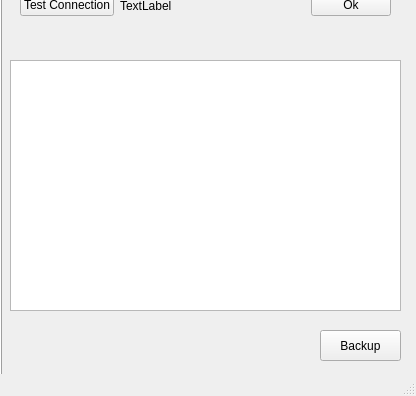
First picture: the form in ui/mainWindow.ui, repository desxedada/SQLGDriveBackup, before the edit; both pictures show x 0 to 416 and y 319 to 715 of the 416 by 715 pixel window.
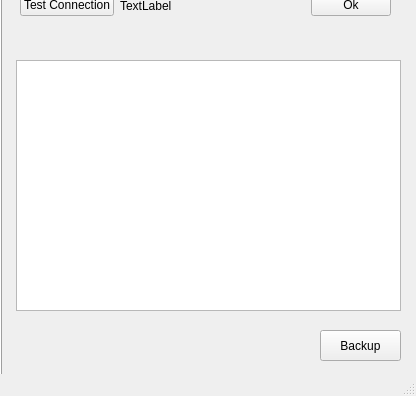
Second picture: the form after the edit.

Commit message: Item Checkbox is done

```diff
--- a/ui/mainWindow.ui
+++ b/ui/mainWindow.ui
@@ -233,8 +233,8 @@
       </rect>
      </property>
      <layout class="QFormLayout" name="listLayout">
-      <item row="0" column="0" colspan="2">
-       <widget class="QTreeView" name="databaseTreeView"/>
+      <item row="0" column="1">
+       <widget class="QListWidget" name="databaseListWidget"/>
       </item>
      </layout>
     </widget>
```
The commit also changes 3 other files.
